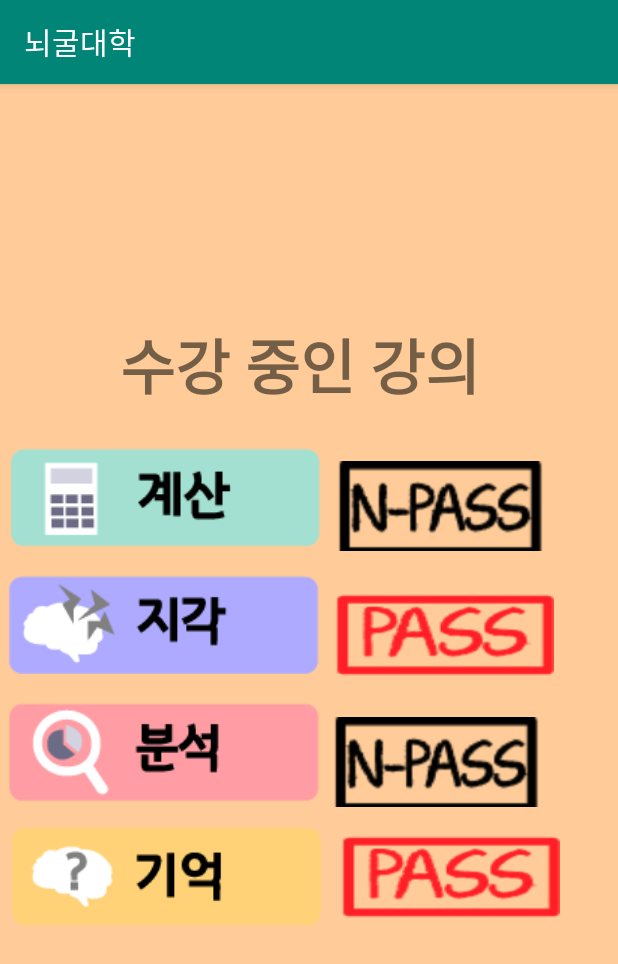
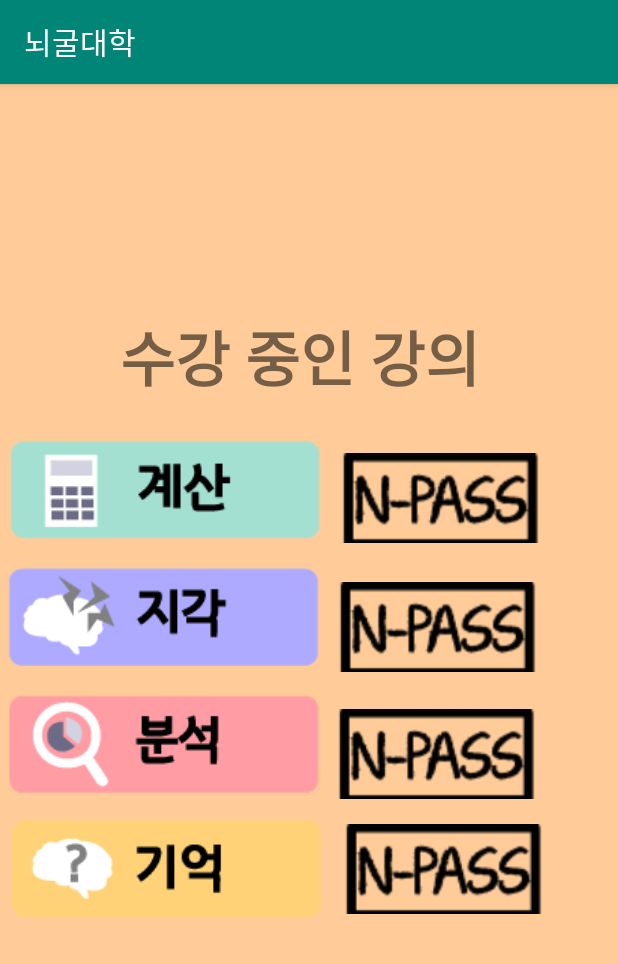
Before and after one commit to elsiff/NoegulUniv, an Android app: the SelectCourseActivity screen opened directly, with no data from a screen before it, on a phone screen of 412 x 824 dp. Shown: the top 964 px of the screen. Run offline under Robolectric (Android 15) with nearby library versions, the phone set to English and light mode, and no system bars.

Commit message:
강의 선택 화면 패스 여부 표시 구현

```diff
--- a/app/src/main/java/kr/noegul/android/noeguluniv/SelectCourseActivity.java
+++ b/app/src/main/java/kr/noegul/android/noeguluniv/SelectCourseActivity.java
@@ -4,12 +4,13 @@ import android.app.Activity;
 import android.content.Intent;
 import android.os.Bundle;
 import android.view.View;
-import android.widget.Toast;
+import android.widget.ImageView;
 
 import androidx.appcompat.app.AppCompatActivity;
 
+import kr.noegul.android.noeguluniv.course.Course;
+import kr.noegul.android.noeguluniv.course.CourseResult;
 import kr.noegul.android.noeguluniv.course.comparecoins.CompareCoinsActivity;
-import kr.noegul.android.noeguluniv.course.compareweights.CompareWeightsActivity;
 import kr.noegul.android.noeguluniv.course.countblocks.CountBlocksActivity;
 import kr.noegul.android.noeguluniv.course.matchthepicture.MatchThePictureActivity;
 import kr.noegul.android.noeguluniv.course.remembercards.RememberCardsActivity;
@@ -37,6 +38,37 @@ public class SelectCourseActivity extends AppCompatActivity {
         }
     }
 
+    @Override
+    protected void onResume() {
+        super.onResume();
+
+        PlayerData playerData = NeogulUnivApp.getInstance().getPlayerData();
+
+        ImageView compareCoinsCourseGrade = findViewById(R.id.compare_coins_course_grade);
+        if (playerData.getResult(Course.COMPARE_COINS) == CourseResult.PASS)
+            compareCoinsCourseGrade.setImageResource(R.drawable.pass);
+        else
+            compareCoinsCourseGrade.setImageResource(R.drawable.npass);
+
+        ImageView matchThePictureCourseGrade = findViewById(R.id.match_the_picture_course_grade);
+        if (playerData.getResult(Course.MATCH_THE_PICTURE) == CourseResult.PASS)
+            matchThePictureCourseGrade.setImageResource(R.drawable.pass);
+        else
+            matchThePictureCourseGrade.setImageResource(R.drawable.npass);
+
+        ImageView countBlocksCourseGrade = findViewById(R.id.count_blocks_course_grade);
+        if (playerData.getResult(Course.COUNT_BLOCKS) == CourseResult.PASS)
+            countBlocksCourseGrade.setImageResource(R.drawable.pass);
+        else
+            countBlocksCourseGrade.setImageResource(R.drawable.npass);
+
+        ImageView rememberCardsCourseGrade = findViewById(R.id.remember_cards_course_grade);
+        if (playerData.getResult(Course.REMEMBER_CARDS) == CourseResult.PASS)
+            rememberCardsCourseGrade.setImageResource(R.drawable.pass);
+        else
+            rememberCardsCourseGrade.setImageResource(R.drawable.npass);
+    }
+
     public void onClickCourseButton(View view) {
         Class<? extends Activity> activityClass;
 
@@ -53,25 +85,11 @@ public class SelectCourseActivity extends AppCompatActivity {
             case R.id.remember_cards_course_button:
                 activityClass = RememberCardsActivity.class;
                 break;
-            case R.id.compare_weights_course_button:
-                activityClass = CompareWeightsActivity.class;
-                break;
             default:
                 throw new IllegalStateException("Invalid course button");
         }
 
         Intent intent = new Intent(this, activityClass);
-        startActivityForResult(intent,1);
-    }
-    public void onActivityResult(int requestCode, int resultCode, Intent data){
-        super.onActivityResult(requestCode,resultCode,data);
-        if(requestCode==1){
-            if(resultCode==-1){
-                Toast.makeText(this.getApplicationContext(),"22",Toast.LENGTH_SHORT).show();
-                String Course=data.getStringExtra("course");
-                String Result=data.getStringExtra("result");
-                Toast.makeText(this.getApplicationContext(),Course+" "+Result,Toast.LENGTH_SHORT).show();
-            }
-        }
+        startActivity(intent);
     }
 }
--- a/app/src/main/res/layout/activity_select_course.xml
+++ b/app/src/main/res/layout/activity_select_course.xml
@@ -3,102 +3,113 @@
     xmlns:tools="http://schemas.android.com/tools"
     android:layout_width="match_parent"
     android:layout_height="match_parent"
+    android:background="#FFCC99"
+    android:gravity="left|center"
     android:orientation="vertical"
-    tools:context=".SelectCourseActivity"
-    android:gravity="left|center"
-    android:background="#FFCC99">
-    <!--android:background="#FFCC99"-->
+    tools:context=".SelectCourseActivity">
+
     <TextView
         android:layout_width="match_parent"
         android:layout_height="wrap_content"
+        android:layout_gravity="center"
+        android:layout_marginBottom="20dp"
         android:text="        수강 중인 강의"
-        android:layout_gravity="center"
-        android:textStyle="bold"
         android:textSize="40dp"
-        android:layout_marginBottom="20dp"></TextView>
+        android:textStyle="bold" />
+
     <LinearLayout
         android:layout_width="match_parent"
         android:layout_height="wrap_content">
+
         <Button
             android:id="@+id/compare_coins_course_button"
             android:layout_width="wrap_content"
             android:layout_height="wrap_content"
-            android:onClick="onClickCourseButton"
+            android:layout_marginLeft="5dp"
             android:layout_marginBottom="15dp"
-            android:layout_marginLeft="5dp"
-            android:background="@drawable/btncalculate"/>
+            android:background="@drawable/btncalculate"
+            android:onClick="onClickCourseButton" />
+
         <ImageView
+            android:id="@+id/compare_coins_course_grade"
             android:layout_width="150dp"
             android:layout_height="60dp"
-            android:id="@+id/calGrade"
-            android:background="@drawable/npass"
-            android:layout_gravity="center">
-        </ImageView>
+            android:layout_gravity="center"
+            android:src="@drawable/npass" />
     </LinearLayout>
 
     <LinearLayout
         android:layout_width="match_parent"
         android:layout_height="wrap_content">
+
         <Button
             android:id="@+id/match_the_picture_course_button"
             android:layout_width="wrap_content"
             android:layout_height="wrap_content"
-            android:onClick="onClickCourseButton"
+            android:layout_marginBottom="15dp"
             android:background="@drawable/btnperception"
-            android:layout_marginBottom="15dp"/>
+            android:onClick="onClickCourseButton" />
+
         <ImageView
+            android:id="@+id/match_the_picture_course_grade"
             android:layout_width="150dp"
             android:layout_height="60dp"
-            android:id="@+id/perGrade"
-            android:background="@drawable/pass"
-            android:layout_gravity="center">
-        </ImageView>
+            android:layout_gravity="center"
+            android:src="@drawable/pass" />
     </LinearLayout>
 
     <LinearLayout
         android:layout_width="match_parent"
         android:layout_height="wrap_content">
+
         <Button
             android:id="@+id/count_blocks_course_button"
             android:layout_width="wrap_content"
             android:layout_height="wrap_content"
-        android:onClick="onClickCourseButton"
+            android:layout_marginLeft="5dp"
+            android:layout_marginBottom="15dp"
             android:background="@drawable/btnanalysis"
-        android:layout_marginBottom="15dp"
-        android:layout_marginLeft="5dp"/>
+            android:onClick="onClickCourseButton" />
+
         <ImageView
+            android:id="@+id/count_blocks_course_grade"
             android:layout_width="150dp"
             android:layout_height="60dp"
-            android:id="@+id/calAnal"
-            android:background="@drawable/npass"
-            android:layout_gravity="center">
-        </ImageView>
+            android:layout_gravity="center"
+            android:src="@drawable/npass" />
+
     </LinearLayout>
+
     <LinearLayout
         android:layout_width="match_parent"
         android:layout_height="wrap_content">
+
         <Button
             android:id="@+id/remember_cards_course_button"
             android:layout_width="wrap_content"
             android:layout_height="wrap_content"
-        android:onClick="onClickCourseButton"
+            android:layout_marginLeft="8dp"
             android:background="@drawable/btnremeber"
-        android:layout_marginLeft="8dp"/>
+            android:onClick="onClickCourseButton" />
+
         <ImageView
+            android:id="@+id/remember_cards_course_grade"
             android:layout_width="150dp"
             android:layout_height="60dp"
-            android:id="@+id/calRem"
-            android:background="@drawable/pass"
-            android:layout_gravity="center">
-        </ImageView>
+            android:layout_gravity="center"
+            android:src="@drawable/npass" />
+
     </LinearLayout>
+
     <Button
-        android:id="@+id/compare_weights_course_button"
+        android:id="@+id/graduate_exam_button"
         android:layout_width="wrap_content"
         android:layout_height="wrap_content"
+        android:layout_gravity="center"
         android:onClick="onClickCourseButton"
-        android:visibility="invisible"/>
-
+        android:text="졸업 시험 응시"
+        android:textSize="25dp"
+        android:visibility="invisible" />
 
 
 </LinearLayout>
```
Lines whose indentation alone changed are shown as unchanged.
